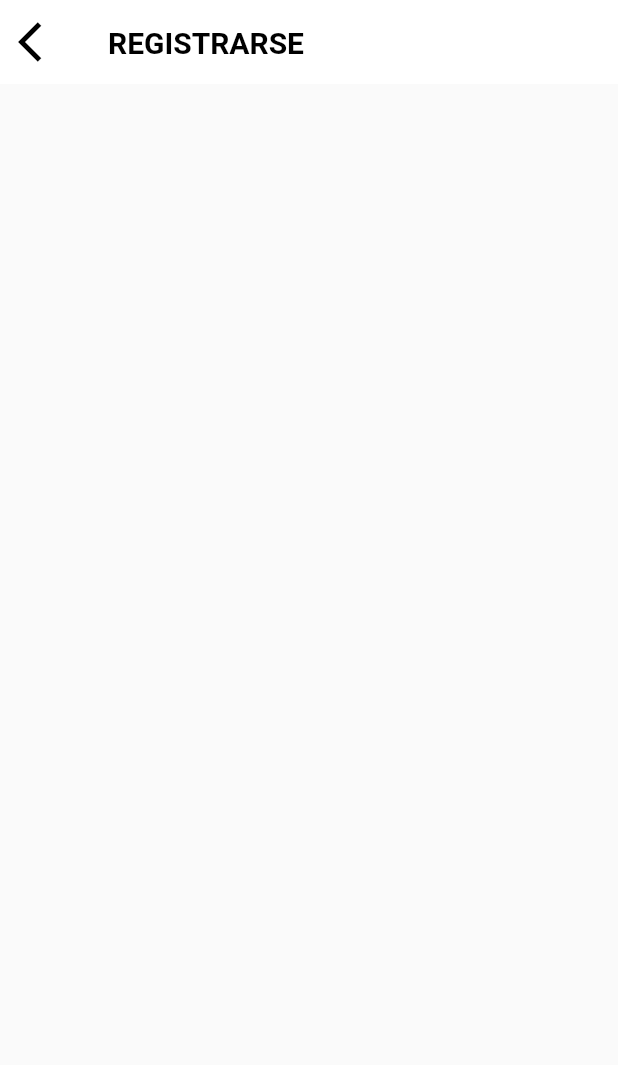
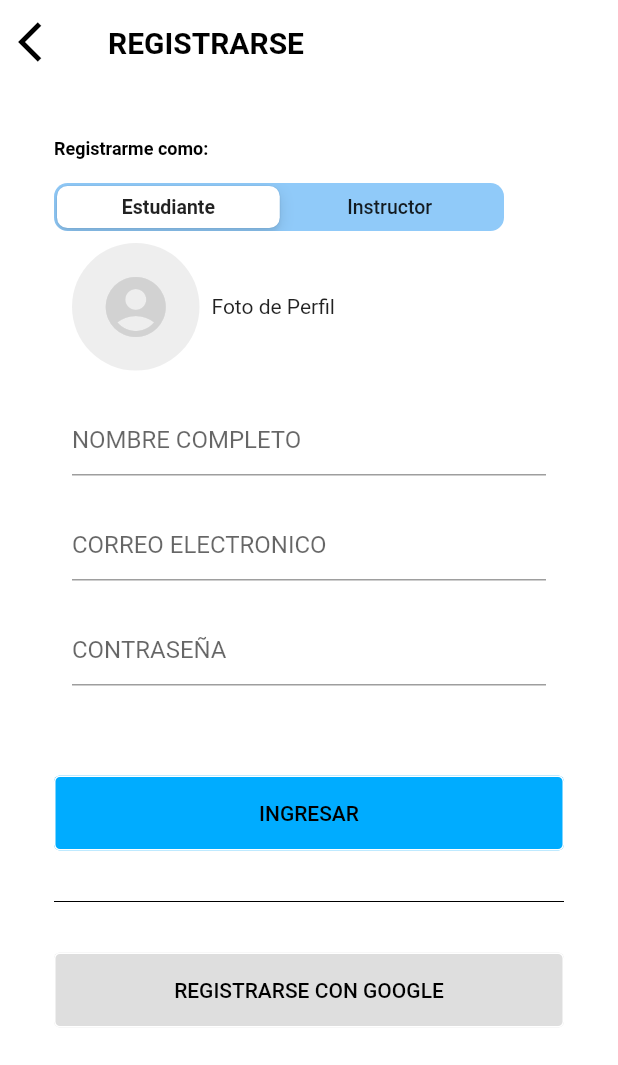
Before and after one commit to PaulMilMor/misasesorias, a Flutter app: the SignupPage screen opened by its route, on a phone screen of 412 x 824 dp. Shown: the top 1065 px of the screen. Run offline on Flutter 3.47's test engine with Material 2 defaults, Android fonts, the phone set to English and light mode, and no system bars.

Commit message:
Se agregaron elementos a las pantallas de: -signup page -account page -account page Instructor

```diff
--- a/lib/main.dart
+++ b/lib/main.dart
@@ -1,4 +1,6 @@
 import 'package:flutter/material.dart';
+import 'package:mis_asesorias/pages/account_page.dart';
+import 'package:mis_asesorias/pages/account_page_instructor.dart';
 import 'package:mis_asesorias/pages/home_page.dart';
 import 'package:mis_asesorias/pages/login_page.dart';
 import 'package:mis_asesorias/pages/signup_page.dart';
@@ -22,10 +24,12 @@
 
     initialRoute: '/',
     routes: {
+
       '/': (BuildContext context) => const HomePage(),
       '/login': (BuildContext context) => const LoginPage(),
       '/signup': (BuildContext context) => const SignupPage(),
-
+      '/acountPage': (BuildContext context) => const AccountPage(),
+      '/acountPageInstructor': (BuildContext context) => const AccountPageInstructor(),
       }
     );
   }
--- a/lib/pages/signup_page.dart
+++ b/lib/pages/signup_page.dart
@@ -9,6 +9,8 @@ class SignupPage extends StatefulWidget {
 }
 
 class _SignupPageState extends State<SignupPage> {
+  int? segmentedControlValue = 0;
+
   @override
   Widget build(BuildContext context) {
     return Scaffold(
@@ -29,7 +31,6 @@ class _SignupPageState extends State<SignupPage> {
                 onPressed: () => Navigator.of(context).pop(),
                 iconSize: 32,
               ),
-
               flexibleSpace: const FlexibleSpaceBar(
                 title: Text(
                   'REGISTRARSE',
@@ -41,18 +42,185 @@ class _SignupPageState extends State<SignupPage> {
                 ),
               ),
             ),
-            /*SliverToBoxAdapter(
+            SliverToBoxAdapter(
               child: Container(
                 color: Colors.white,
                 width: double.infinity,
-                child:
-                Padding(padding: const EdgeInsets.all(36.0), child: _loginForm()),
+                child: Padding(
+                    padding: const EdgeInsets.all(36.0), child: _loginForm()),
               ),
-            ),*/
+            ),
           ]),
         ),
       ),
     );
   }
 
+  Widget _loginForm() {
+    return Form(
+      child: Column(
+        mainAxisSize: MainAxisSize.max,
+        mainAxisAlignment: MainAxisAlignment.center,
+        crossAxisAlignment: CrossAxisAlignment.start,
+        children: [
+          const Text(
+            'Registrarme como:',
+            style: TextStyle(
+              fontSize: 12,
+              fontWeight: FontWeight.bold,
+              color: Color.fromRGBO(0, 0, 0, 1.0),
+            ),
+          ),
+          const Padding(
+            padding: EdgeInsets.only(left: 12, top: 10, right: 12, bottom: 6),
+          ),
+          segmentedControl(),
+          _photo(),
+          _nameTxt(),
+          _emailTxt(),
+          _passwordTxt(),
+          _loginButton(),
+          const Padding(
+            padding: EdgeInsets.only(left: 12, top: 20, right: 12, bottom: 6),
+          ),
+          const Divider(
+            color: Colors.black,
+          ),
+          const Padding(
+            padding: EdgeInsets.only(left: 12, top: 20, right: 12, bottom: 6),
+          ),
+          _googleLoginButton(),
+        ],
+      ),
+    );
+  }
+
+  Widget _addPhoto() {
+    return GestureDetector(
+      child: Container(
+          decoration: BoxDecoration(
+            borderRadius: const BorderRadius.all(Radius.circular(100)),
+            color: Colors.grey[200],
+          ),
+          height: 85,
+          width: 85,
+          child: const Icon(
+            Icons.account_circle_rounded,
+            size: 48,
+            color: Color.fromRGBO(210, 210, 210, 1),
+          )),
+    );
+  }
+
+  Widget segmentedControl() {
+    return Container(
+      width: 300,
+      child: CupertinoSlidingSegmentedControl(
+          groupValue: segmentedControlValue,
+          backgroundColor: Colors.blue.shade200,
+          children: const <int, Widget>{
+            0: Text('Estudiante'),
+            1: Text('Instructor')
+          },
+          onValueChanged: (value) {
+            setState(() {
+              segmentedControlValue = value as int?;
+            });
+          }),
+    );
+  }
+
+  Widget _photo() {
+    return Padding(
+      padding: const EdgeInsets.fromLTRB(12, 8, 12, 6),
+      child: Row(
+        children: [
+          _addPhoto(),
+          const Flexible(
+            child: Padding(
+                padding: EdgeInsets.all(8.0), child: Text('Foto de Perfil')),
+          ),
+        ],
+      ),
+    );
+  }
+
+  Widget _nameTxt() {
+    return const Padding(
+      padding: EdgeInsets.fromLTRB(12, 16, 12, 6),
+      child: TextField(
+        decoration: InputDecoration(
+          hintText: 'NOMBRE COMPLETO',
+        ),
+        keyboardType: TextInputType.name,
+      ),
+    );
+  }
+
+  Widget _emailTxt() {
+    return const Padding(
+      padding: EdgeInsets.fromLTRB(12, 16, 12, 6),
+      child: TextField(
+        decoration: InputDecoration(
+          hintText: 'CORREO ELECTRONICO',
+        ),
+        keyboardType: TextInputType.emailAddress,
+      ),
+    );
+  }
+
+  Widget _passwordTxt() {
+    return const Padding(
+      padding: EdgeInsets.fromLTRB(12, 16, 12, 60),
+      child: TextField(
+        decoration: InputDecoration(
+          hintText: 'CONTRASEÑA',
+        ),
+        obscureText: true,
+      ),
+    );
+  }
+
+  Widget _loginButton() {
+    return SizedBox(
+      width: double.infinity,
+      height: 50,
+      child: ElevatedButton(
+        child: const Text('INGRESAR', style: TextStyle(color: Colors.black)),
+        style: ElevatedButton.styleFrom(
+          primary: const Color.fromRGBO(0, 172, 255, 1.0),
+          elevation: 0,
+          side: const BorderSide(
+            width: 1.0,
+            color: Colors.white,
+          ),
+        ),
+        onPressed: () {
+          //Navigator.pushNamed(context, 'feed');
+        },
+      ),
+    );
+  }
+
+  Widget _googleLoginButton() {
+    return SizedBox(
+      width: double.infinity,
+      height: 50,
+      child: ElevatedButton(
+        child: const Text('REGISTRARSE CON GOOGLE',
+            style: TextStyle(color: Colors.black)),
+        style: ElevatedButton.styleFrom(
+          primary: const Color.fromRGBO(222, 222, 222, 1.0),
+          elevation: 0,
+          side: const BorderSide(
+            width: 1.0,
+            color: Colors.white,
+          ),
+        ),
+        onPressed: () {
+          //Navigator.pushNamed(context, 'feed');
+        },
+      ),
+    );
+  }
 }
```
Also changed, not shown: lib/pages/account_page.dart (+179 -0 lines), lib/pages/account_page_instructor.dart (added, +192 -0 lines), 1 other file.
